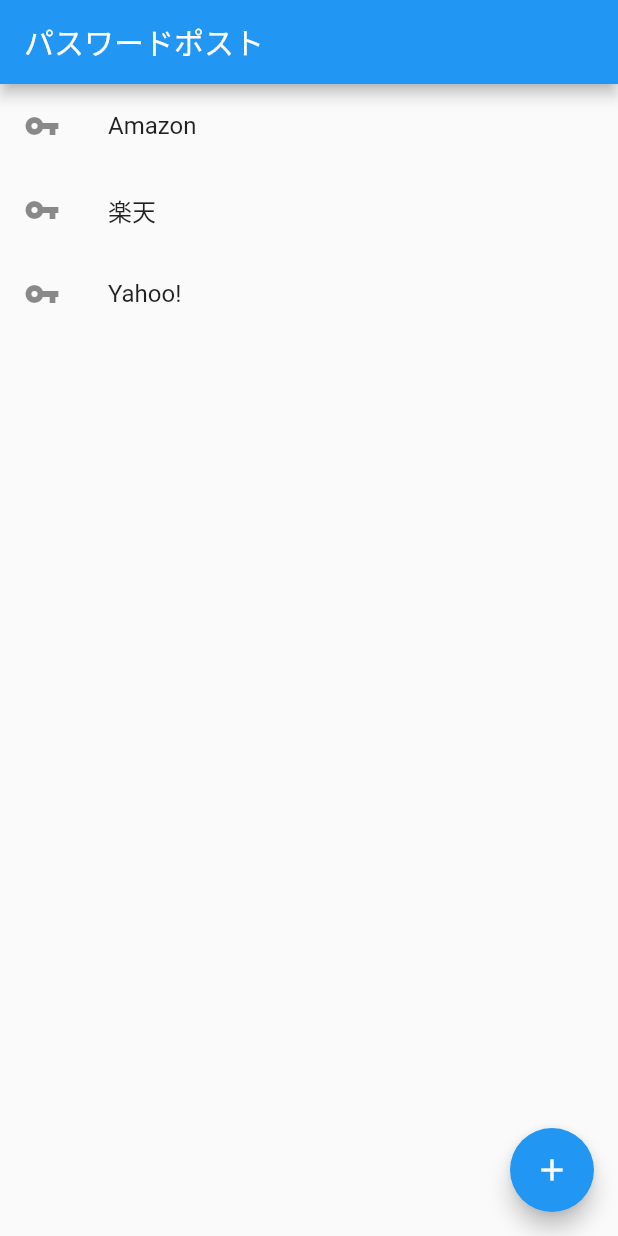
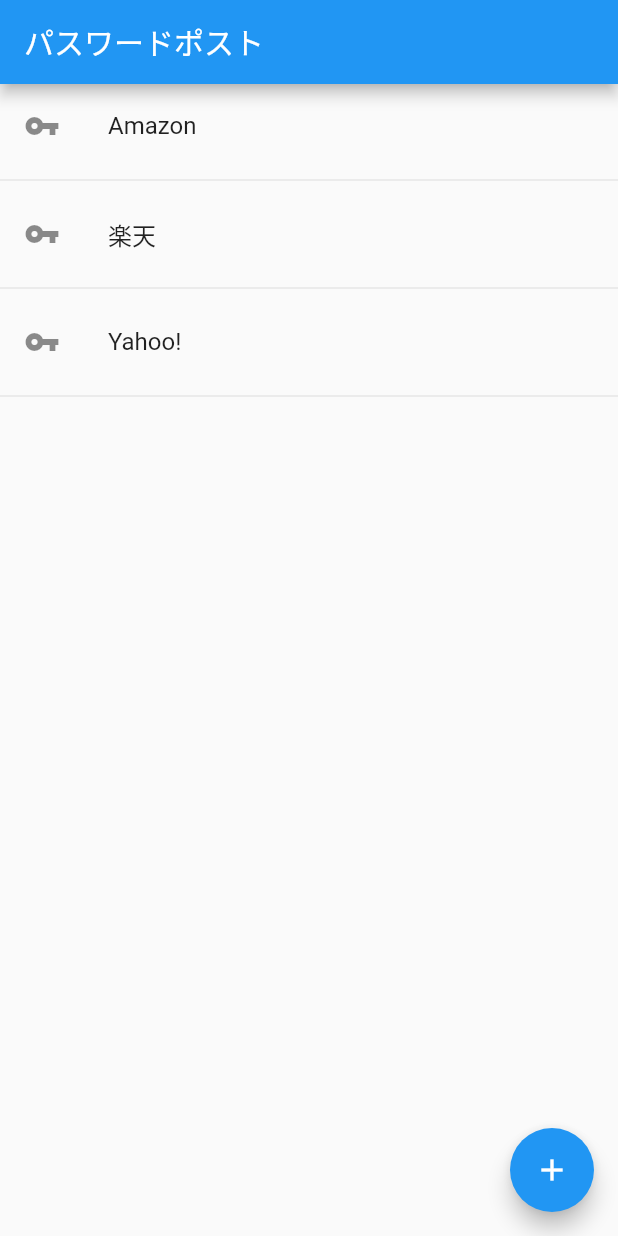
Before and after one commit to sh1okoh/flutter_sandbox, a Flutter app: the screen it shows after launch, on a phone screen of 412 x 824 dp. Run offline on Flutter 3.47's test engine with Material 2 defaults, Android fonts, the phone set to English and light mode, and no system bars.

Commit message:
add: divider追加

```diff
--- a/flutter_application_1/lib/main.dart
+++ b/flutter_application_1/lib/main.dart
@@ -37,8 +37,6 @@ class _MyHomePageState extends State<MyHomePage> {
     });
   }
 
-
-
   @override
   Widget build(BuildContext context) {
     return Scaffold(
@@ -51,14 +49,17 @@ class _MyHomePageState extends State<MyHomePage> {
             leading: Icon(Icons.vpn_key),
             title: Text('Amazon'),
           ),
+          Divider(),
           ListTile(
             leading: Icon(Icons.vpn_key),
             title: Text('楽天')
           ),
+          Divider(),
           ListTile(
             leading: Icon(Icons.vpn_key),
             title: Text('Yahoo!')
-          )
+          ),
+          Divider(),
         ],
       ),
       floatingActionButton: FloatingActionButton(
```
